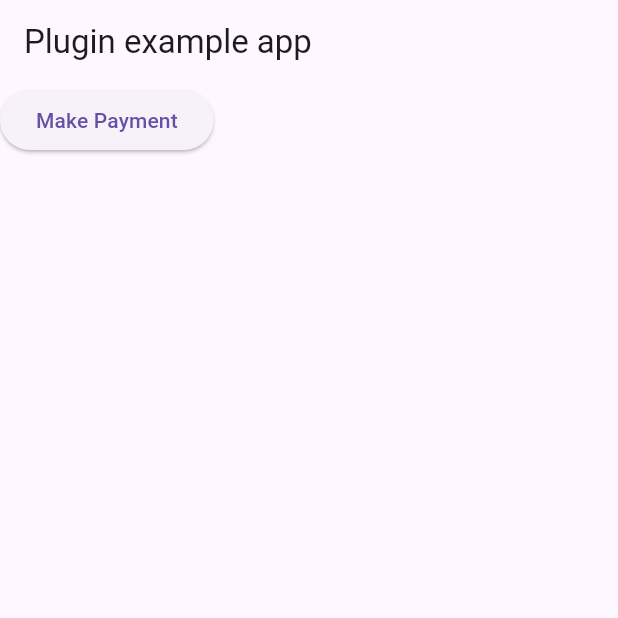
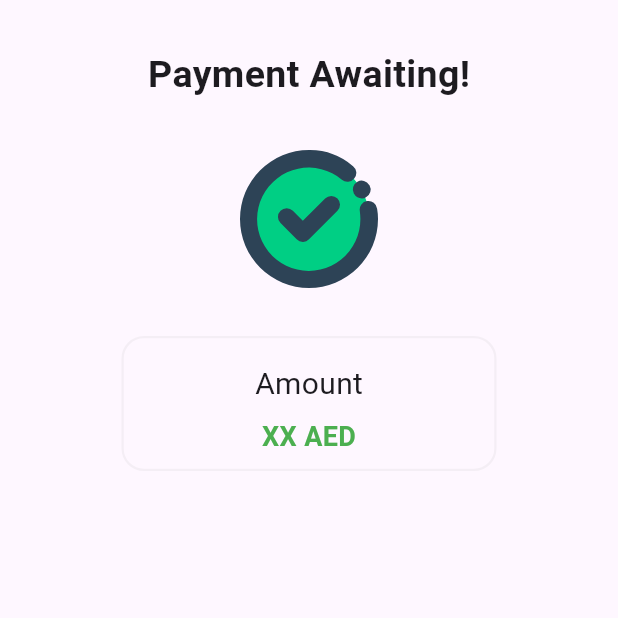
Before and after one commit to Yazan99sh/thwani_flutter2, a Flutter app: the screen it shows after launch, on a phone screen of 412 x 824 dp, the top half of it. Run offline on Flutter 3.47's test engine with Material 3 defaults, Android fonts, the phone set to English and light mode, and no system bars; our stand-ins replace flutter_svg, plugin_platform_interface; missing offline and left inert: pushy_flutter.

```diff
--- a/example/lib/main.dart
+++ b/example/lib/main.dart
@@ -1,10 +1,16 @@
 import 'package:flutter/material.dart';
 import 'dart:async';
 import 'package:flutter/services.dart';
+import 'package:flutter_svg/svg.dart';
+import 'package:pushy_flutter/pushy_flutter.dart';
 import 'package:thawani_flutter/models/configuration.dart';
 import 'package:thawani_flutter/thawani_flutter.dart';
+import 'package:thawani_flutter_example/notification_response.dart';
+import 'package:thawani_flutter_example/notification_type.dart';
+import 'package:thawani_flutter_example/pushy_service.dart';
 
 late ThawaniFlutter _thawaniFlutterPlugin;
+
 void main() async {
   WidgetsFlutterBinding.ensureInitialized();
   _thawaniFlutterPlugin = ThawaniFlutter();
@@ -22,7 +28,9 @@ class MyApp extends StatefulWidget {
 class _MyAppState extends State<MyApp> {
   @override
   void initState() {
-    _thawaniFlutterPlugin.startListening();
+    PushyService.init().whenComplete(() {
+      PushyService.pushySubscribe('payment_thwani');
+    });
     super.initState();
   }
 
@@ -30,24 +38,134 @@ class _MyAppState extends State<MyApp> {
   Widget build(BuildContext context) {
     return MaterialApp(
       home: Scaffold(
-        appBar: AppBar(
-          title: const Text('Plugin example app'),
+          body: SafeArea(
+        top: true,
+        child: Column(
+          mainAxisAlignment: MainAxisAlignment.start,
+          crossAxisAlignment: CrossAxisAlignment.center,
+          children: <Widget>[
+            const Center(
+              child: Padding(
+                padding: EdgeInsets.all(32.0),
+                child: Text(
+                  'Payment Awaiting!',
+                  style: TextStyle(
+                    fontSize: 25,
+                    fontWeight: FontWeight.bold,
+                  ),
+                ),
+              ),
+            ),
+            SvgPicture.asset(
+              'assets/images/check.svg',
+            ),
+            Padding(
+              padding: const EdgeInsets.all(32.0),
+              child: Container(
+                width: 250,
+                decoration: BoxDecoration(
+                  borderRadius: BorderRadius.circular(15),
+                  border: Border.all(
+                    color: Colors.grey.withOpacity(0.1),
+                    width: 1.5,
+                  ),
+                ),
+                child: Padding(
+                  padding: const EdgeInsets.all(8.0),
+                  child: Column(
+                    children: <Widget>[
+                      Padding(
+                        padding: const EdgeInsets.all(8.0),
+                        child: Text(
+                          'Amount',
+                          style: TextStyle(
+                            fontSize: 20,
+                          ),
+                        ),
+                      ),
+                      Text(
+                        'XX AED',
+                        style: TextStyle(
+                          fontSize: 18,
+                          color: Colors.green,
+                          fontWeight: FontWeight.bold,
+                        ),
+                      ),
+                    ],
+                  ),
+                ),
+              ),
+            ),
+            // ElevatedButton(
+            //   onPressed: () async {
+            //     try {
+            //       final result = await _thawaniFlutterPlugin
+            //           .makePayment(PaymentConfiguration(
+            //         authKey: '',
+            //         remark: 'POS TESTING',
+            //         paymentOption: PaymentOption.cardAccept,
+            //         amount: 1,
+            //         production: false,
+            //         timeoutInMilliseconds: 3000,
+            //         sendNotification: true,
+            //         notificationToken:
+            //             '',
+            //         notificationTopic: 'payment_receiver',
+            //       ));
+            //       print(result);
+            //     } on PlatformException catch (e) {
+            //       print(e);
+            //     }
+            //   },
+            //   child: const Text('Open Thawani POS'),
+            // ),
+            //
+            //
+          ],
         ),
-        body: ElevatedButton(
-          onPressed: () async {
-            final result = await _thawaniFlutterPlugin.makePayment(
-                PaymentConfiguration(
-                    authKey: 'authKey',
-                    remark: 'POS TESTING',
-                    paymentOption: PaymentOption.cardAccept,
-                    amount: 0.15,
-                    production: false,
-                    timeoutInMilliseconds: 3000));
-            print(result);
-          },
-          child: const Text('Make Payment'),
-        ),
-      ),
+      )),
     );
   }
 }
+
+@pragma('vm:entry-point')
+void backgroundNotificationListener(Map<String, dynamic> data) {
+  // Print notification payload data
+  // TODO : in case of testing  print('Received notification: $data');
+
+  // Notification title
+  String notificationTitle = 'MyApp';
+
+  // Attempt to extract the "message" property from the payload: {"message":"Hello World!"}
+  String notificationText = data['message'] ?? 'Hello World!';
+
+  // Android: Displays a system notification
+  // iOS: Displays an alert dialog
+  //Pushy.notify(notificationTitle, notificationText, data);
+  if (data['notificationType'] == 1) {
+    _thawaniFlutterPlugin.makePayment(PaymentConfiguration(
+      authKey: 'asdasdad',
+      remark: 'POS TESTING',
+      paymentOption: PaymentOption.cardAccept,
+      amount: ((data['amount'] as num?)?.toDouble() ?? 10.0) / 10,
+      production: false,
+      timeoutInMilliseconds: 3000,
+      sendNotification: true,
+      notificationToken:
+          'dasda',
+      notificationTopic: 'sdadasd',
+    ));
+  }
+}
+
+// parseNotification(Map<String, dynamic> data) {
+//   var notification = NotificationResponse.fromJson(data);
+//   if (notification.notificationType == NotificationTypeEnum.payment) {
+//     if (notification.paymentStatus == true) {
+//       donationSuccessMode();
+//     } else {
+//       donationMode();
+//       print('Error', 'Payment failed : ${notification.message}');
+//     }
+//   }
+// }
--- /dev/null
+++ b/example/lib/pushy_service.dart
@@ -0,0 +1,56 @@
+import 'dart:io';
+import 'package:flutter/services.dart';
+import 'package:pushy_flutter/pushy_flutter.dart';
+
+import '../../main.dart';
+
+class PushyService {
+  static Future init() async {
+    if (Platform.isWindows) {
+      return;
+    }
+    Pushy.listen();
+    await PushyService.pushyRegister();
+    Pushy.setNotificationListener(backgroundNotificationListener);
+    Pushy.setNotificationIcon('ic_notification');
+  }
+
+  static Future pushyRegister() async {
+    try {
+      // Register the user for push notifications
+      String deviceToken = await Pushy.register();
+      print('Pushy device token: $deviceToken');
+      // Print token to console/logcat
+      // print('Device token: $deviceToken');
+      // send the token to the server
+    } on PlatformException catch (error) {
+      // Display an alert with the error message
+      // await Sentry.captureException(
+      //   error,
+      //   stackTrace: StackTrace.current,
+      // );
+    }
+  }
+  static Future pushySubscribe(String topic) async {
+    try {
+      Pushy.subscribe(topic);
+    } on PlatformException catch (error) {
+      // Display an alert with the error message
+      // await Sentry.captureException(
+      //   error,
+      //   stackTrace: StackTrace.current,
+      // );
+    }
+  }
+  static Future pushyUnSubscribe(String topic) async {
+    try {
+      Pushy.unsubscribe(topic);
+    } on PlatformException catch (error) {
+      // Display an alert with the error message
+      // await Sentry.captureException(
+      //   error,
+      //   stackTrace: StackTrace.current,
+      // );
+    }
+  }
+}
--- a/lib/models/configuration.dart
+++ b/lib/models/configuration.dart
@@ -5,6 +5,9 @@ class PaymentConfiguration {
   double amount;
   bool production = false;
   int timeoutInMilliseconds;
+  bool sendNotification;
+  String? notificationToken;
+  String? notificationTopic;
 
   PaymentConfiguration({
     required this.authKey,
@@ -13,6 +16,9 @@ class PaymentConfiguration {
     required this.amount,
     required this.production,
     required this.timeoutInMilliseconds,
+    required this.sendNotification,
+    required this.notificationToken,
+    required this.notificationTopic,
   });
 
   toJson() {
@@ -23,7 +29,10 @@ class PaymentConfiguration {
         'paymentOption': paymentOption.value,
         'amount': amount,
         'production': production,
-        'timeoutInMilliseconds': timeoutInMilliseconds
+        'timeoutInMilliseconds': timeoutInMilliseconds,
+        'sendNotification': sendNotification,
+        'notificationToken': notificationToken,
+        'notificationTopic': notificationTopic,
       },
     };
   }
--- a/pubspec.yaml
+++ b/pubspec.yaml
@@ -68,3 +68,5 @@ flutter:
   #
   # For details regarding fonts in packages, see
   # https://flutter.dev/custom-fonts/#from-packages
+  assets:
+    - example/assets/images/
```
Also changed, not shown: example/lib/notification_response.dart (added, +23 -0 lines), example/lib/notification_type.dart (added, +18 -0 lines), example/pubspec.yaml (+5 -3 lines), example/assets/images/check.svg (added), example/pubspec.lock, lib/generated/assets.dart (added), 3 other files.
